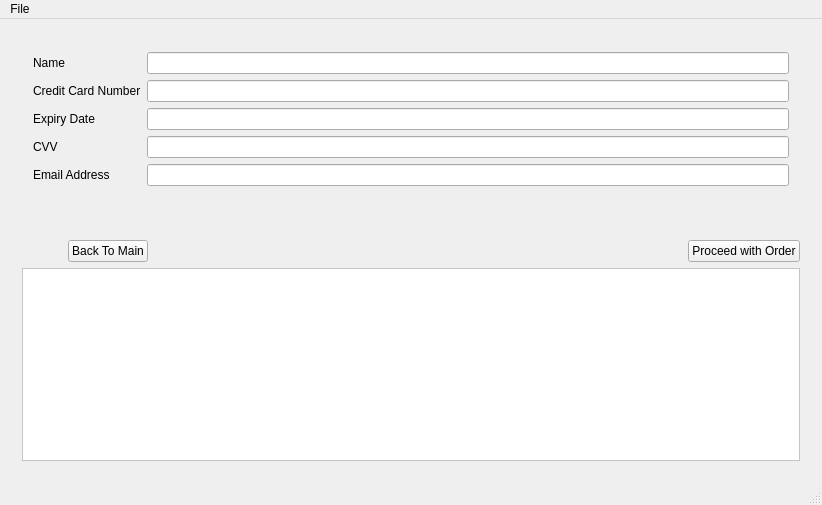
Qt form client/mainwindow.ui (Davidj361/cuTPS) before a commit.
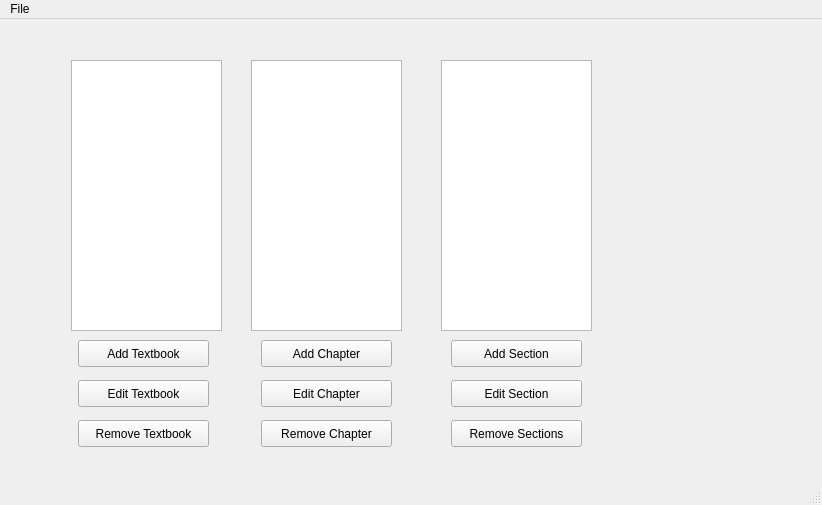
The same form after that commit. Icons and pictures are not drawn.

Commit message: Added content manager stuff

What changed in the file:
```diff
--- a/client/mainwindow.ui
+++ b/client/mainwindow.ui
@@ -40,7 +40,7 @@
        </sizepolicy>
       </property>
       <property name="currentIndex">
-       <number>5</number>
+       <number>7</number>
       </property>
       <widget class="QWidget" name="Testpage">
        <layout class="QHBoxLayout" name="horizontalLayout_2">
@@ -2061,6 +2061,183 @@
         </item>
        </layout>
       </widget>
+      <widget class="QWidget" name="ContentManagerMain">
+       <widget class="QPushButton" name="btnManageCourses">
+        <property name="geometry">
+         <rect>
+          <x>310</x>
+          <y>130</y>
+          <width>161</width>
+          <height>27</height>
+         </rect>
+        </property>
+        <property name="text">
+         <string>Manage Courses</string>
+        </property>
+       </widget>
+       <widget class="QPushButton" name="btnManageContent">
+        <property name="geometry">
+         <rect>
+          <x>310</x>
+          <y>240</y>
+          <width>161</width>
+          <height>27</height>
+         </rect>
+        </property>
+        <property name="text">
+         <string>Manage Content</string>
+        </property>
+       </widget>
+      </widget>
+      <widget class="QWidget" name="ContentManagerPage">
+       <widget class="QPushButton" name="btnManageAddTextbook">
+        <property name="geometry">
+         <rect>
+          <x>67</x>
+          <y>310</y>
+          <width>131</width>
+          <height>27</height>
+         </rect>
+        </property>
+        <property name="text">
+         <string>Add Textbook</string>
+        </property>
+       </widget>
+       <widget class="QPushButton" name="btnManageEditTextbook">
+        <property name="geometry">
+         <rect>
+          <x>67</x>
+          <y>350</y>
+          <width>131</width>
+          <height>27</height>
+         </rect>
+        </property>
+        <property name="text">
+         <string>Edit Textbook</string>
+        </property>
+       </widget>
+       <widget class="QPushButton" name="btnManageRemoveTextbook">
+        <property name="geometry">
+         <rect>
+          <x>67</x>
+          <y>390</y>
+          <width>131</width>
+          <height>27</height>
+         </rect>
+        </property>
+        <property name="text">
+         <string>Remove Textbook</string>
+        </property>
+       </widget>
+       <widget class="QPushButton" name="btnManageAddChapter">
+        <property name="geometry">
+         <rect>
+          <x>250</x>
+          <y>310</y>
+          <width>131</width>
+          <height>27</height>
+         </rect>
+        </property>
+        <property name="text">
+         <string>Add Chapter</string>
+        </property>
+       </widget>
+       <widget class="QPushButton" name="btnManageEditChapter">
+        <property name="geometry">
+         <rect>
+          <x>250</x>
+          <y>350</y>
+          <width>131</width>
+          <height>27</height>
+         </rect>
+        </property>
+        <property name="text">
+         <string>Edit Chapter</string>
+        </property>
+       </widget>
+       <widget class="QPushButton" name="btnManageRemoveChapter">
+        <property name="geometry">
+         <rect>
+          <x>250</x>
+          <y>390</y>
+          <width>131</width>
+          <height>27</height>
+         </rect>
+        </property>
+        <property name="text">
+         <string>Remove Chapter</string>
+        </property>
+       </widget>
+       <widget class="QPushButton" name="btnManageRemoveSection">
+        <property name="geometry">
+         <rect>
+          <x>440</x>
+          <y>390</y>
+          <width>131</width>
+          <height>27</height>
+         </rect>
+        </property>
+        <property name="text">
+         <string>Remove Sections</string>
+        </property>
+       </widget>
+       <widget class="QPushButton" name="btnManageEditSection">
+        <property name="geometry">
+         <rect>
+          <x>440</x>
+          <y>350</y>
+          <width>131</width>
+          <height>27</height>
+         </rect>
+        </property>
+        <property name="text">
+         <string>Edit Section</string>
+        </property>
+       </widget>
+       <widget class="QPushButton" name="btnManageAddSection">
+        <property name="geometry">
+         <rect>
+          <x>440</x>
+          <y>310</y>
+          <width>131</width>
+          <height>27</height>
+         </rect>
+        </property>
+        <property name="text">
+         <string>Add Section</string>
+        </property>
+       </widget>
+       <widget class="QListWidget" name="listManageTextbooks">
+        <property name="geometry">
+         <rect>
+          <x>60</x>
+          <y>30</y>
+          <width>151</width>
+          <height>271</height>
+         </rect>
+        </property>
+       </widget>
+       <widget class="QListWidget" name="listManageChapters">
+        <property name="geometry">
+         <rect>
+          <x>240</x>
+          <y>30</y>
+          <width>151</width>
+          <height>271</height>
+         </rect>
+        </property>
+       </widget>
+       <widget class="QListWidget" name="listManageSections">
+        <property name="geometry">
+         <rect>
+          <x>430</x>
+          <y>30</y>
+          <width>151</width>
+          <height>271</height>
+         </rect>
+        </property>
+       </widget>
+      </widget>
       <widget class="QWidget" name="ShoppingCartOrderConfirmed">
        <layout class="QGridLayout" name="gridLayout_9">
         <item row="2" column="2">
```
The commit also changes 2 other files.
